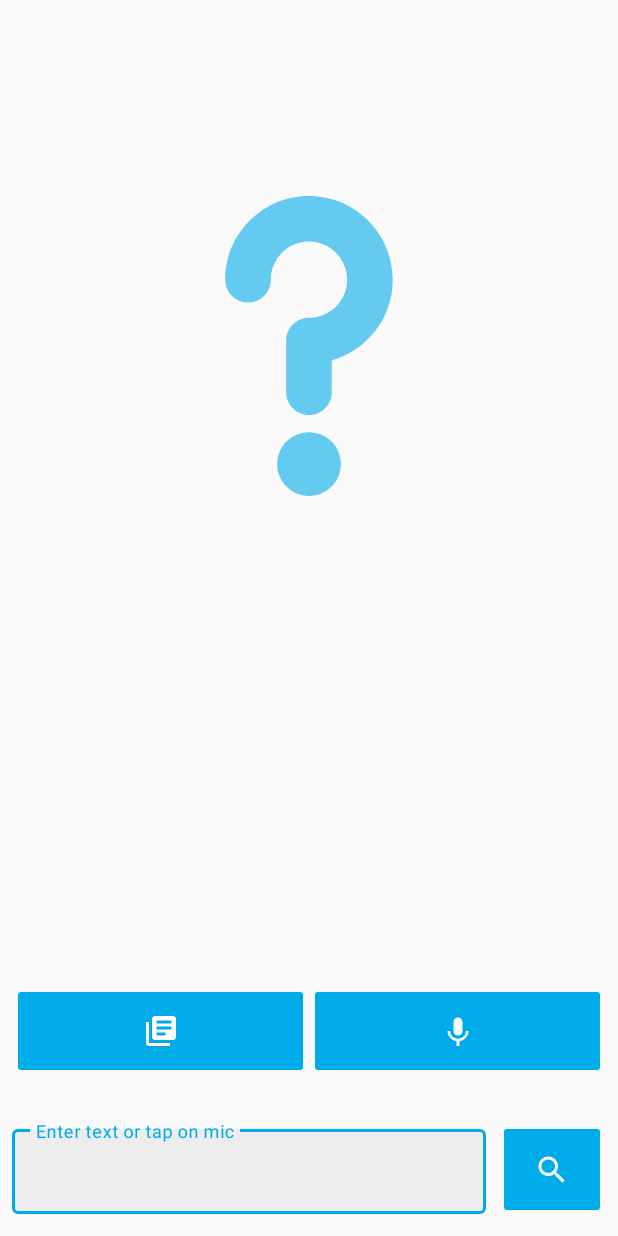
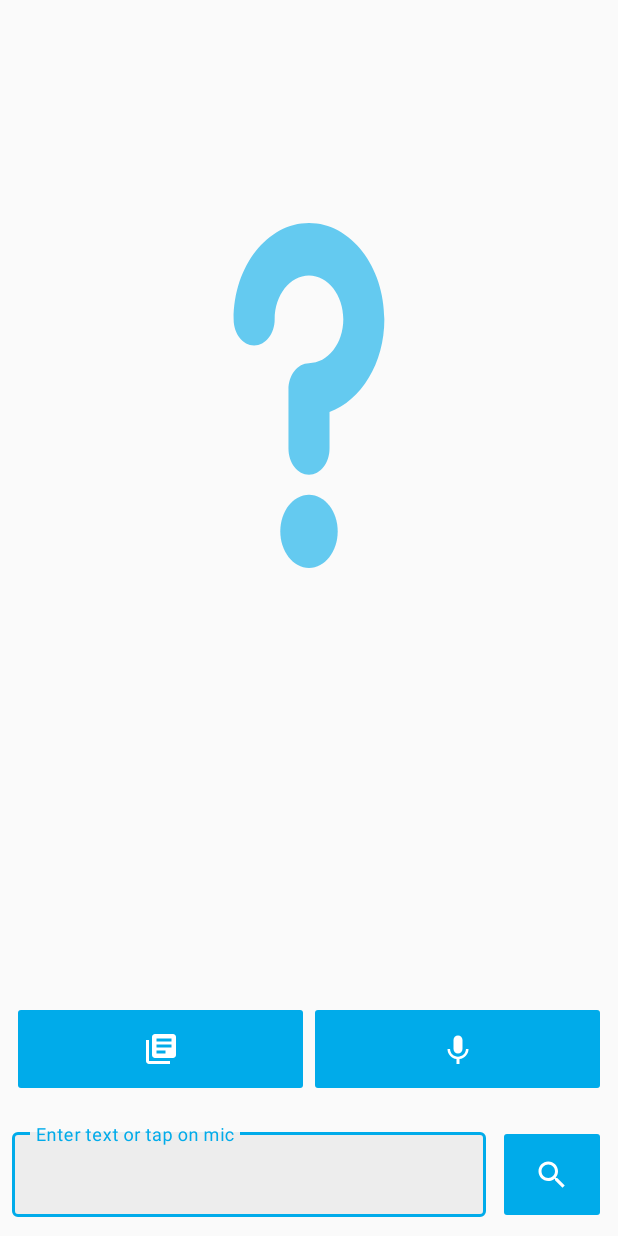
Before and after one commit to MahmoudMostafa580/Sign-Language-Translator-master, an Android app: the screen it shows after launch (SearchTextActivity), on a phone screen of 412 x 824 dp. Run offline under Robolectric (Android 15) with nearby library versions, the phone set to English and light mode, and no system bars.

Commit message:
API_works

```diff
--- a/app/src/main/res/layout/activity_search_text.xml
+++ b/app/src/main/res/layout/activity_search_text.xml
@@ -8,11 +8,12 @@
 
     <androidx.appcompat.widget.AppCompatImageView
         android:id="@+id/result_img"
-        android:layout_width="wrap_content"
-        android:layout_height="wrap_content"
+        android:layout_width="200dp"
+        android:layout_height="250dp"
         android:adjustViewBounds="true"
         android:padding="10dp"
         android:scaleType="fitXY"
+        android:layout_marginTop="30dp"
         android:src="@drawable/ic_help_sing"
         app:layout_constraintBottom_toBottomOf="parent"
         app:layout_constraintEnd_toEndOf="parent"
```
Also changed, not shown: app/src/main/java/com/sign/language/activities/SearchTextActivity.java (+6 -9 lines).
